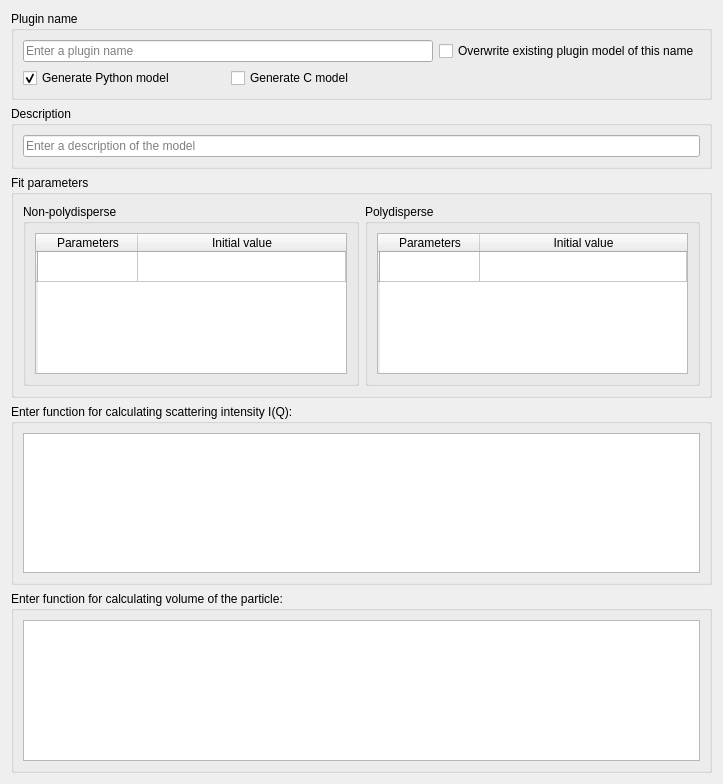
First picture: the form in src/sas/qtgui/Utilities/UI/PluginDefinitionUI.ui, repository SasView/sasview, before the edit.
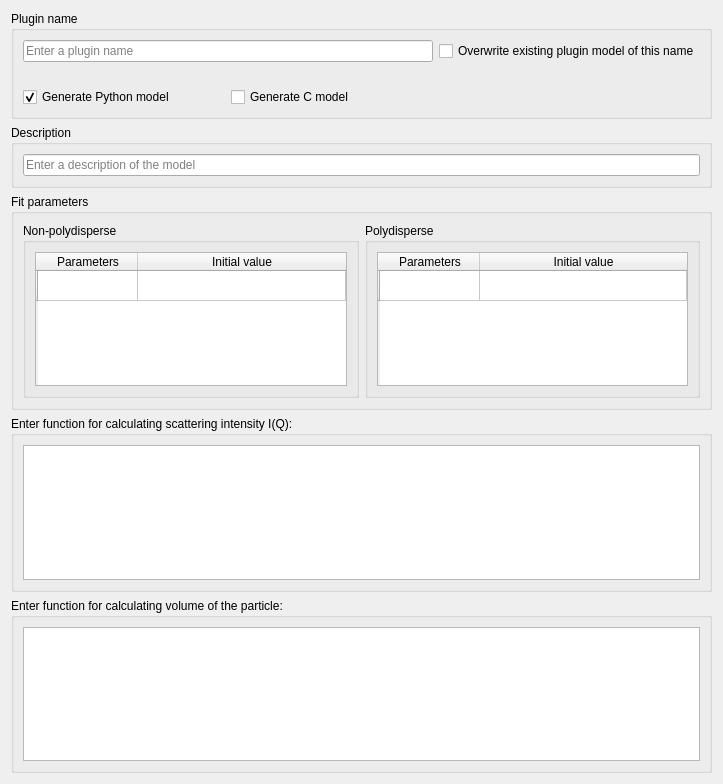
Second picture: the form after the edit.

Commit message: force user to generate Python model if no Python model is detected in user plugins directory, display helper text and disable checkbox.

Diff of the .ui file:
```diff
--- a/src/sas/qtgui/Utilities/UI/PluginDefinitionUI.ui
+++ b/src/sas/qtgui/Utilities/UI/PluginDefinitionUI.ui
@@ -128,7 +128,7 @@
         </property>
        </widget>
       </item>
-      <item row="1" column="0">
+      <item row="4" column="0">
        <layout class="QHBoxLayout" name="horizontalLayout">
         <item>
          <widget class="QCheckBox" name="chkGenPython">
@@ -159,6 +159,16 @@
         </property>
        </widget>
       </item>
+      <item row="1" column="0">
+       <widget class="QLabel" name="infoLabel">
+        <property name="styleSheet">
+         <string notr="true">font-size: 8pt</string>
+        </property>
+        <property name="text">
+         <string/>
+        </property>
+       </widget>
+      </item>
      </layout>
     </widget>
    </item>
```
The commit also changes 2 other files.
